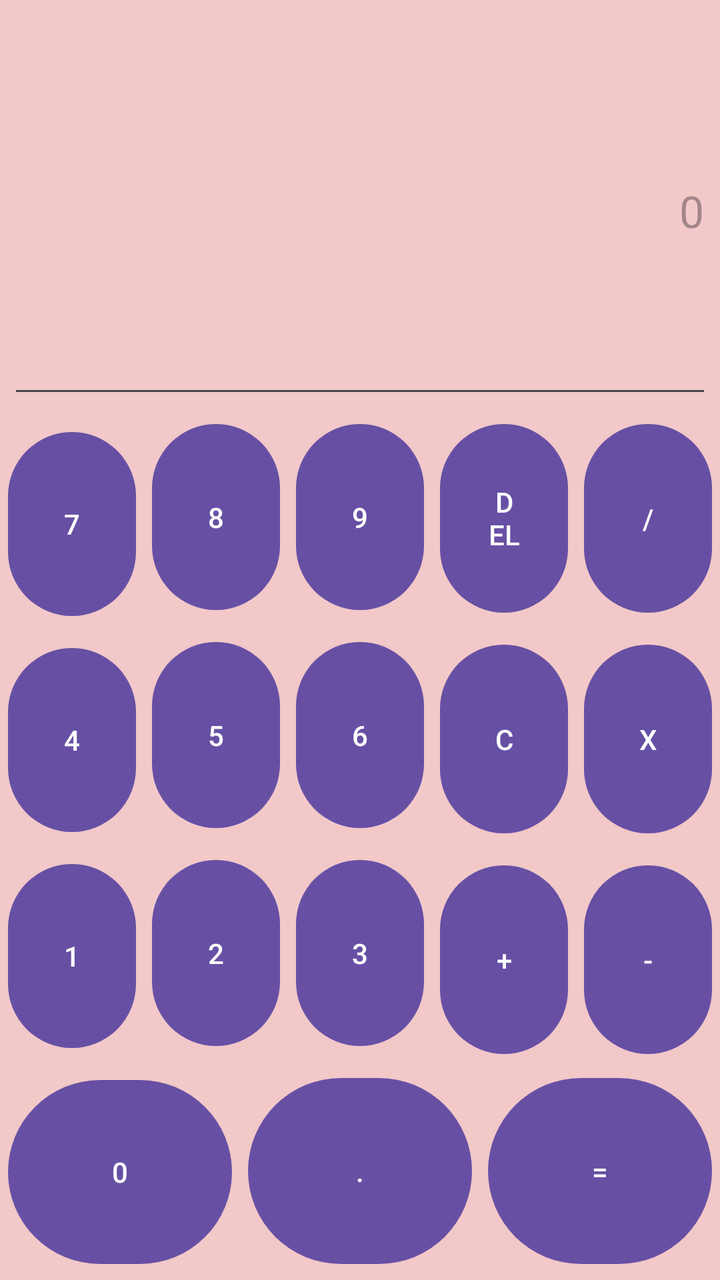
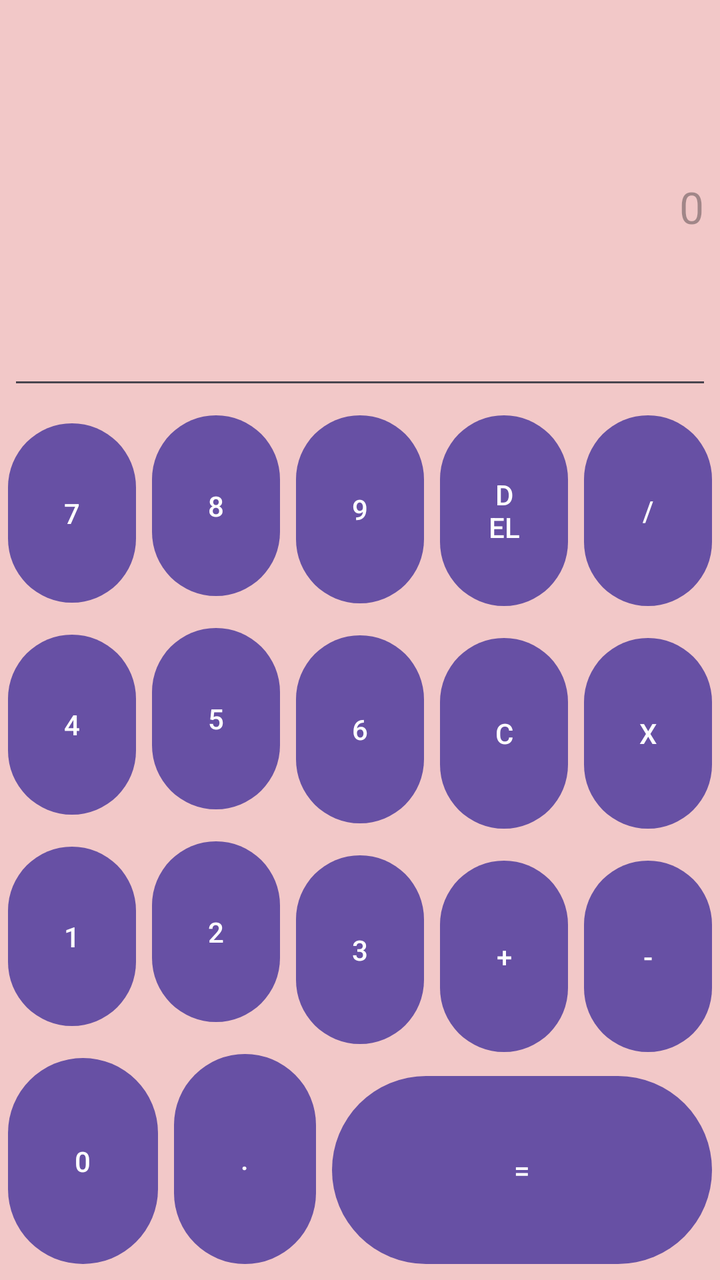

The first picture is an Android layout as it rendered before a commit; the second is the same layout after the commit. The layout source and the unified diff follow.
<!-- AndroidManifest.xml: application theme Theme.Calcolatrice -->
<!-- res/layout/activity_main.xml -->
<?xml version="1.0" encoding="utf-8"?>
<androidx.constraintlayout.widget.ConstraintLayout xmlns:android="http://schemas.android.com/apk/res/android"
    xmlns:app="http://schemas.android.com/apk/res-auto"
    android:id="@+id/principale"
    android:layout_width="match_parent"
    android:layout_height="match_parent"
    android:background="#F2C8C8">

    
    <EditText
        android:id="@+id/display"
        android:layout_width="0dp"
        android:layout_height="0dp"
        android:layout_margin="4dp"
        android:gravity="end|center_vertical"
        android:hint="0"
        android:inputType="numberDecimal"
        android:textSize="22sp"
        app:layout_constraintStart_toStartOf="parent"
        app:layout_constraintEnd_toEndOf="parent"
        app:layout_constraintTop_toTopOf="parent"
        app:layout_constraintBottom_toTopOf="@id/t7"
        app:layout_constraintVertical_weight="2" />

    
    <Button
        android:id="@+id/t7"
        android:layout_width="0dp"
        android:layout_height="0dp"
        android:layout_margin="4dp"
        android:text="7"
        app:layout_constraintStart_toStartOf="parent"
        app:layout_constraintEnd_toStartOf="@id/t8"
        app:layout_constraintTop_toBottomOf="@id/display"
        app:layout_constraintBottom_toTopOf="@id/t4"
        app:layout_constraintVertical_weight="1" />

    <Button
        android:id="@+id/t8"
        android:layout_width="0dp"
        android:layout_height="0dp"
        android:layout_margin="4dp"
        android:text="8"
        app:layout_constraintStart_toEndOf="@id/t7"
        app:layout_constraintEnd_toStartOf="@id/t9"
        app:layout_constraintTop_toBottomOf="@id/display"
        app:layout_constraintBottom_toTopOf="@id/t5"
        app:layout_constraintVertical_weight="1" />

    <Button
        android:id="@+id/t9"
        android:layout_width="0dp"
        android:layout_height="0dp"
        android:layout_margin="4dp"
        android:text="9"
        app:layout_constraintStart_toEndOf="@id/t8"
        app:layout_constraintEnd_toStartOf="@id/elimina"
        app:layout_constraintTop_toBottomOf="@id/display"
        app:layout_constraintBottom_toTopOf="@id/t6"
        app:layout_constraintVertical_weight="1" />

    <Button
        android:id="@+id/elimina"
        android:layout_width="0dp"
        android:layout_height="0dp"
        android:layout_margin="4dp"
        android:text="DEL"
        app:layout_constraintStart_toEndOf="@id/t9"
        app:layout_constraintEnd_toStartOf="@id/diviso"
        app:layout_constraintTop_toBottomOf="@id/display"
        app:layout_constraintBottom_toTopOf="@id/cancella"
        app:layout_constraintVertical_weight="1" />

    <Button
        android:id="@+id/diviso"
        android:layout_width="0dp"
        android:layout_height="0dp"
        android:layout_margin="4dp"
        android:text="/"
        app:layout_constraintStart_toEndOf="@id/elimina"
        app:layout_constraintEnd_toEndOf="parent"
        app:layout_constraintTop_toBottomOf="@id/display"
        app:layout_constraintBottom_toTopOf="@id/per"
        app:layout_constraintVertical_weight="1" />

    
    <Button
        android:id="@+id/t4"
        android:layout_width="0dp"
        android:layout_height="0dp"
        android:layout_margin="4dp"
        android:text="4"
        app:layout_constraintStart_toStartOf="parent"
        app:layout_constraintEnd_toStartOf="@id/t5"
        app:layout_constraintTop_toBottomOf="@id/t7"
        app:layout_constraintBottom_toTopOf="@id/t1"
        app:layout_constraintVertical_weight="1" />

    <Button
        android:id="@+id/t5"
        android:layout_width="0dp"
        android:layout_height="0dp"
        android:layout_margin="4dp"
        android:text="5"
        app:layout_constraintStart_toEndOf="@id/t4"
        app:layout_constraintEnd_toStartOf="@id/t6"
        app:layout_constraintTop_toBottomOf="@id/t8"
        app:layout_constraintBottom_toTopOf="@id/t2"
        app:layout_constraintVertical_weight="1" />

    <Button
        android:id="@+id/t6"
        android:layout_width="0dp"
        android:layout_height="0dp"
        android:layout_margin="4dp"
        android:text="6"
        app:layout_constraintStart_toEndOf="@id/t5"
        app:layout_constraintEnd_toStartOf="@id/cancella"
        app:layout_constraintTop_toBottomOf="@id/t9"
        app:layout_constraintBottom_toTopOf="@id/t3"
        app:layout_constraintVertical_weight="1" />

    <Button
        android:id="@+id/cancella"
        android:layout_width="0dp"
        android:layout_height="0dp"
        android:layout_margin="4dp"
        android:text="C"
        app:layout_constraintStart_toEndOf="@id/t6"
        app:layout_constraintEnd_toStartOf="@id/per"
        app:layout_constraintTop_toBottomOf="@id/elimina"
        app:layout_constraintBottom_toTopOf="@id/piu"
        app:layout_constraintVertical_weight="1" />

    <Button
        android:id="@+id/per"
        android:layout_width="0dp"
        android:layout_height="0dp"
        android:layout_margin="4dp"
        android:text="X"
        app:layout_constraintStart_toEndOf="@id/cancella"
        app:layout_constraintEnd_toEndOf="parent"
        app:layout_constraintTop_toBottomOf="@id/diviso"
        app:layout_constraintBottom_toTopOf="@id/meno"
        app:layout_constraintVertical_weight="1" />

    
    <Button
        android:id="@+id/t1"
        android:layout_width="0dp"
        android:layout_height="0dp"
        android:layout_margin="4dp"
        android:text="1"
        app:layout_constraintStart_toStartOf="parent"
        app:layout_constraintEnd_toStartOf="@id/t2"
        app:layout_constraintTop_toBottomOf="@id/t4"
        app:layout_constraintBottom_toTopOf="@id/t0"
        app:layout_constraintVertical_weight="1" />

    <Button
        android:id="@+id/t2"
        android:layout_width="0dp"
        android:layout_height="0dp"
        android:layout_margin="4dp"
        android:text="2"
        app:layout_constraintStart_toEndOf="@id/t1"
        app:layout_constraintEnd_toStartOf="@id/t3"
        app:layout_constraintTop_toBottomOf="@id/t5"
        app:layout_constraintBottom_toTopOf="@id/virgola"
        app:layout_constraintVertical_weight="1" />

    <Button
        android:id="@+id/t3"
        android:layout_width="0dp"
        android:layout_height="0dp"
        android:layout_margin="4dp"
        android:text="3"
        app:layout_constraintStart_toEndOf="@id/t2"
        app:layout_constraintEnd_toStartOf="@id/piu"
        app:layout_constraintTop_toBottomOf="@id/t6"
        app:layout_constraintBottom_toTopOf="@id/uguale"
        app:layout_constraintVertical_weight="1" />

    <Button
        android:id="@+id/piu"
        android:layout_width="0dp"
        android:layout_height="0dp"
        android:layout_margin="4dp"
        android:text="+"
        app:layout_constraintStart_toEndOf="@id/t3"
        app:layout_constraintEnd_toStartOf="@id/meno"
        app:layout_constraintTop_toBottomOf="@id/cancella"
        app:layout_constraintBottom_toTopOf="@id/uguale"
        app:layout_constraintVertical_weight="1" />

    <Button
        android:id="@+id/meno"
        android:layout_width="0dp"
        android:layout_height="0dp"
        android:layout_margin="4dp"
        android:text="-"
        app:layout_constraintStart_toEndOf="@id/piu"
        app:layout_constraintEnd_toEndOf="parent"
        app:layout_constraintTop_toBottomOf="@id/per"
        app:layout_constraintBottom_toTopOf="@id/uguale"
        app:layout_constraintVertical_weight="1" />

    
    <Button
        android:id="@+id/t0"
        android:layout_width="0dp"
        android:layout_height="0dp"
        android:layout_margin="4dp"
        android:text="0"
        app:layout_constraintStart_toStartOf="parent"
        app:layout_constraintEnd_toStartOf="@id/virgola"
        app:layout_constraintTop_toBottomOf="@id/t1"
        app:layout_constraintBottom_toBottomOf="parent"
        app:layout_constraintVertical_weight="1" />

    <Button
        android:id="@+id/virgola"
        android:layout_width="0dp"
        android:layout_height="0dp"
        android:layout_margin="4dp"
        android:text="."
        app:layout_constraintStart_toEndOf="@id/t0"
        app:layout_constraintEnd_toStartOf="@id/uguale"
        app:layout_constraintTop_toBottomOf="@id/t2"
        app:layout_constraintBottom_toBottomOf="parent"
        app:layout_constraintVertical_weight="1" />

    
    <Button
        android:id="@+id/uguale"
        android:layout_width="0dp"
        android:layout_height="0dp"
        android:layout_margin="4dp"
        android:text="="
        app:layout_constraintStart_toEndOf="@id/virgola"
        app:layout_constraintEnd_toEndOf="parent"
        app:layout_constraintTop_toBottomOf="@id/t3"
        app:layout_constraintBottom_toBottomOf="parent"
        app:layout_constraintVertical_weight="1" />

    
    <Button
        android:id="@+id/meno2"
        android:layout_width="0dp"
        android:layout_height="0dp"
        android:text="+"
        android:visibility="gone"
        app:layout_constraintStart_toEndOf="@id/piu"
        app:layout_constraintEnd_toEndOf="parent"
        app:layout_constraintTop_toBottomOf="@id/meno"
        app:layout_constraintBottom_toBottomOf="parent" />

</androidx.constraintlayout.widget.ConstraintLayout>
<!-- resources referenced by this layout -->
<resources>
  <style name="Theme.Calcolatrice" parent="Base.Theme.Calcolatrice" />
  <style name="Base.Theme.Calcolatrice" parent="Theme.Material3.DayNight.NoActionBar">
          
          
      </style>
</resources>

<!-- the commit's change to res/layout/activity_main.xml (unified diff, before → after) -->
@@ -1,6 +1,7 @@
 <?xml version="1.0" encoding="utf-8"?>
 <androidx.constraintlayout.widget.ConstraintLayout xmlns:android="http://schemas.android.com/apk/res/android"
     xmlns:app="http://schemas.android.com/apk/res-auto"
+    xmlns:tools="http://schemas.android.com/tools"
     android:id="@+id/principale"
     android:layout_width="match_parent"
     android:layout_height="match_parent"
@@ -206,28 +207,29 @@
         app:layout_constraintVertical_weight="1" />
 
     
+
     <Button
         android:id="@+id/t0"
-        android:layout_width="0dp"
-        android:layout_height="0dp"
+        android:layout_width="75dp"
+        android:layout_height="111dp"
         android:layout_margin="4dp"
         android:text="0"
-        app:layout_constraintStart_toStartOf="parent"
+        app:layout_constraintBottom_toBottomOf="parent"
         app:layout_constraintEnd_toStartOf="@id/virgola"
+        app:layout_constraintStart_toStartOf="parent"
         app:layout_constraintTop_toBottomOf="@id/t1"
+        app:layout_constraintVertical_weight="1" />
+
+    <Button
+        android:id="@+id/virgola"
+        android:layout_width="71dp"
+        android:layout_height="113dp"
+        android:layout_margin="4dp"
+        android:text="."
         app:layout_constraintBottom_toBottomOf="parent"
-        app:layout_constraintVertical_weight="1" />
-
-    <Button
-        android:id="@+id/virgola"
-        android:layout_width="0dp"
-        android:layout_height="0dp"
-        android:layout_margin="4dp"
-        android:text="."
+        app:layout_constraintEnd_toStartOf="@id/uguale"
         app:layout_constraintStart_toEndOf="@id/t0"
-        app:layout_constraintEnd_toStartOf="@id/uguale"
         app:layout_constraintTop_toBottomOf="@id/t2"
-        app:layout_constraintBottom_toBottomOf="parent"
         app:layout_constraintVertical_weight="1" />
 
     
